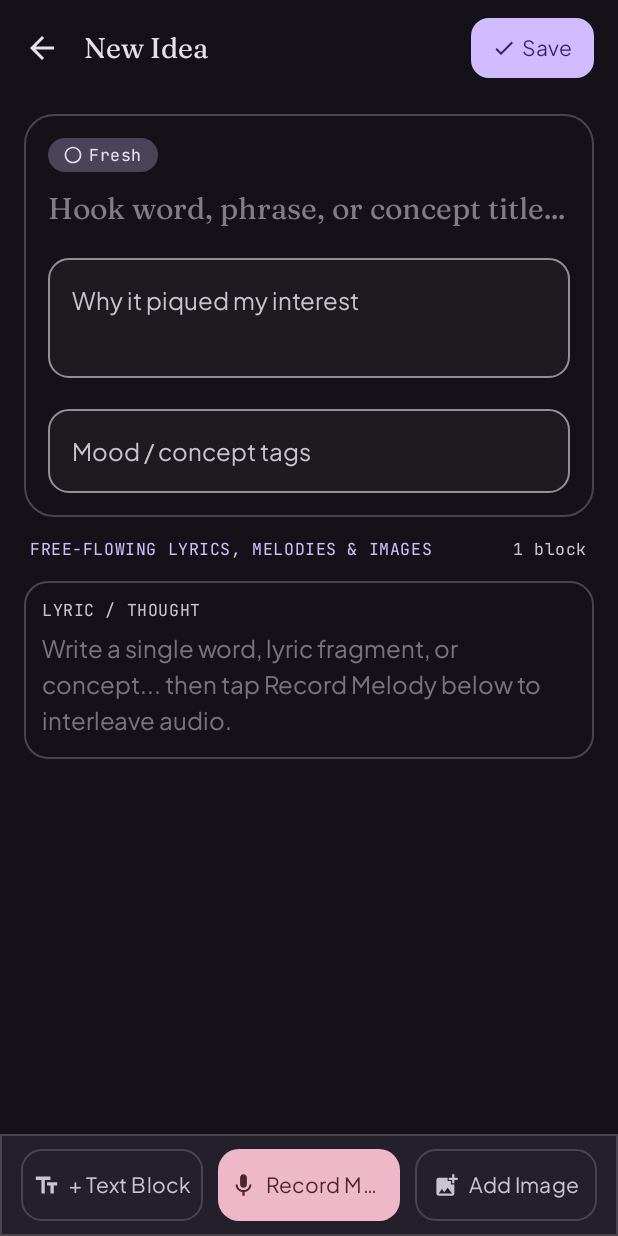
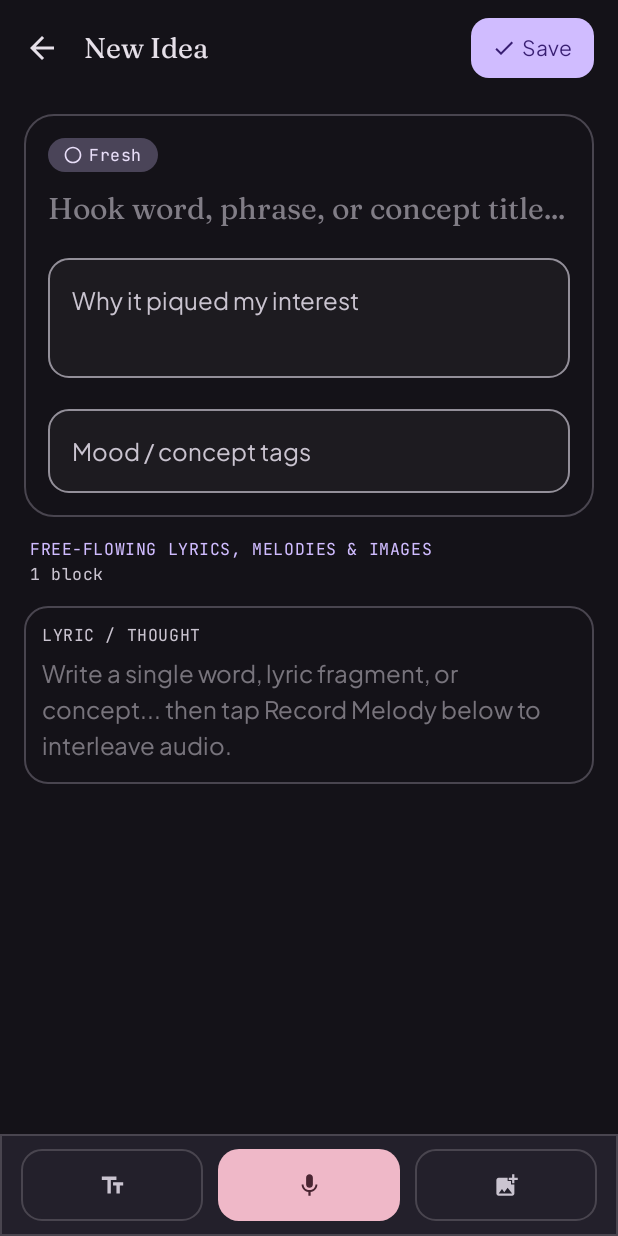
Before and after one commit to codemaniac6626/LyricVault, an Android app built with Jetpack Compose: the screen it shows after launch (MainActivity), after a tap on "New Idea Note", on a phone screen of 412 x 824 dp. Run offline under Robolectric (Android 15) with nearby library versions, the phone set to English and light mode, and no system bars; our stand-ins replace Room's generated code; libraries missing offline, so code that uses them is left out: com.google.ai.edge; 2 statements that could not run were skipped.

Commit message:
UI polish: 9+ matches badge, block count line, uncropped images, icon-only buttons

```diff
--- a/app/src/main/java/com/example/ui/screens/BackupSettingsScreen.kt
+++ b/app/src/main/java/com/example/ui/screens/BackupSettingsScreen.kt
@@ -386,7 +386,7 @@ fun BackupSettingsScreen(
                                     modifier = Modifier.size(18.dp)
                                 )
                                 Spacer(modifier = Modifier.width(6.dp))
-                                Text("Export JSON")
+                                Text("Export")
                             }
 
                             OutlinedButton(
@@ -405,7 +405,7 @@ fun BackupSettingsScreen(
                                     modifier = Modifier.size(18.dp)
                                 )
                                 Spacer(modifier = Modifier.width(6.dp))
-                                Text("Import File")
+                                Text("Import")
                             }
                         }
 
--- a/app/src/main/java/com/example/ui/screens/IdeaEditorScreen.kt
+++ b/app/src/main/java/com/example/ui/screens/IdeaEditorScreen.kt
@@ -413,12 +413,6 @@ fun IdeaEditorScreen(
                                     contentDescription = null,
                                     modifier = Modifier.size(18.dp)
                                 )
-                                Spacer(modifier = Modifier.width(6.dp))
-                                Text(
-                                    text = "+ Text Block",
-                                    maxLines = 1,
-                                    overflow = TextOverflow.Ellipsis
-                                )
                             }
 
                             Button(
@@ -439,12 +433,6 @@ fun IdeaEditorScreen(
                                     contentDescription = null,
                                     modifier = Modifier.size(18.dp)
                                 )
-                                Spacer(modifier = Modifier.width(6.dp))
-                                Text(
-                                    text = "Record Melody",
-                                    maxLines = 1,
-                                    overflow = TextOverflow.Ellipsis
-                                )
                             }
 
                             OutlinedButton(
@@ -460,12 +448,6 @@ fun IdeaEditorScreen(
                                     imageVector = Icons.Filled.AddPhotoAlternate,
                                     contentDescription = null,
                                     modifier = Modifier.size(18.dp)
-                                )
-                                Spacer(modifier = Modifier.width(6.dp))
-                                Text(
-                                    text = "Add Image",
-                                    maxLines = 1,
-                                    overflow = TextOverflow.Ellipsis
                                 )
                             }
                         }
@@ -637,12 +619,11 @@ fun IdeaEditorScreen(
                 }
 
                 item(key = "blocks_section_label") {
-                    Row(
+                    Column(
                         modifier = Modifier
                             .fillMaxWidth()
                             .padding(horizontal = 4.dp, vertical = 2.dp),
-                        horizontalArrangement = Arrangement.SpaceBetween,
-                        verticalAlignment = Alignment.CenterVertically
+                        verticalArrangement = Arrangement.spacedBy(2.dp)
                     ) {
                         Text(
                             text = "FREE-FLOWING LYRICS, MELODIES & IMAGES",
```
Also changed, not shown: app/src/main/java/com/example/ui/components/ImageTileCard.kt (+6 -3 lines), app/src/main/java/com/example/ui/screens/SongwritingScreen.kt (+10 -2 lines).
